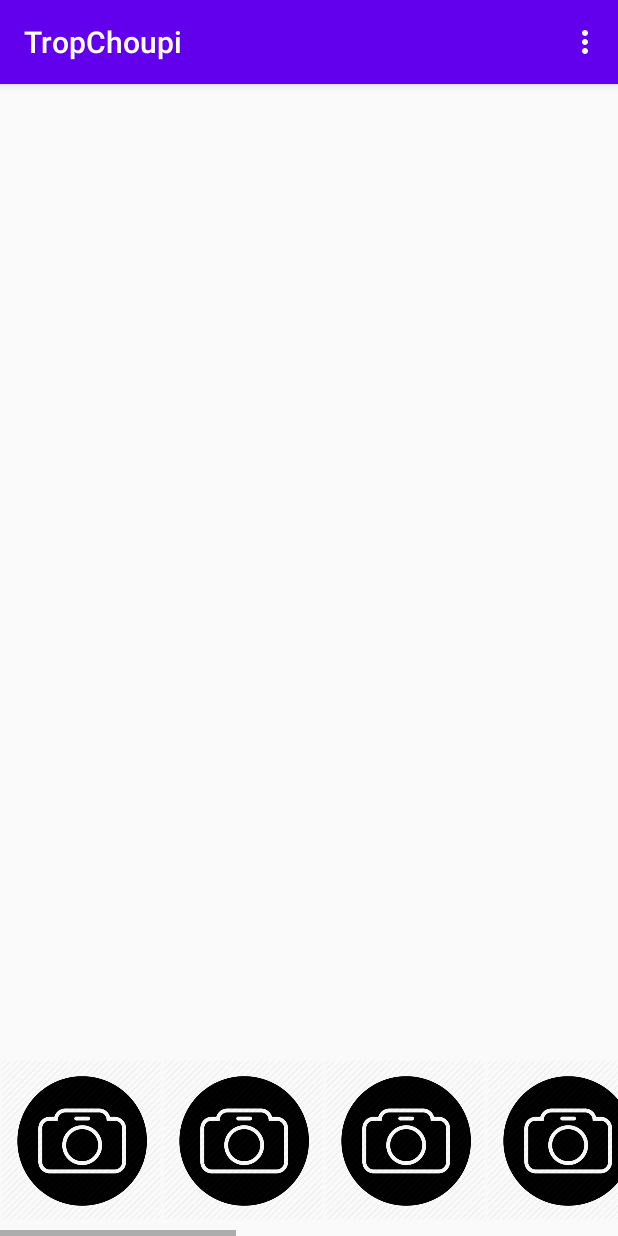
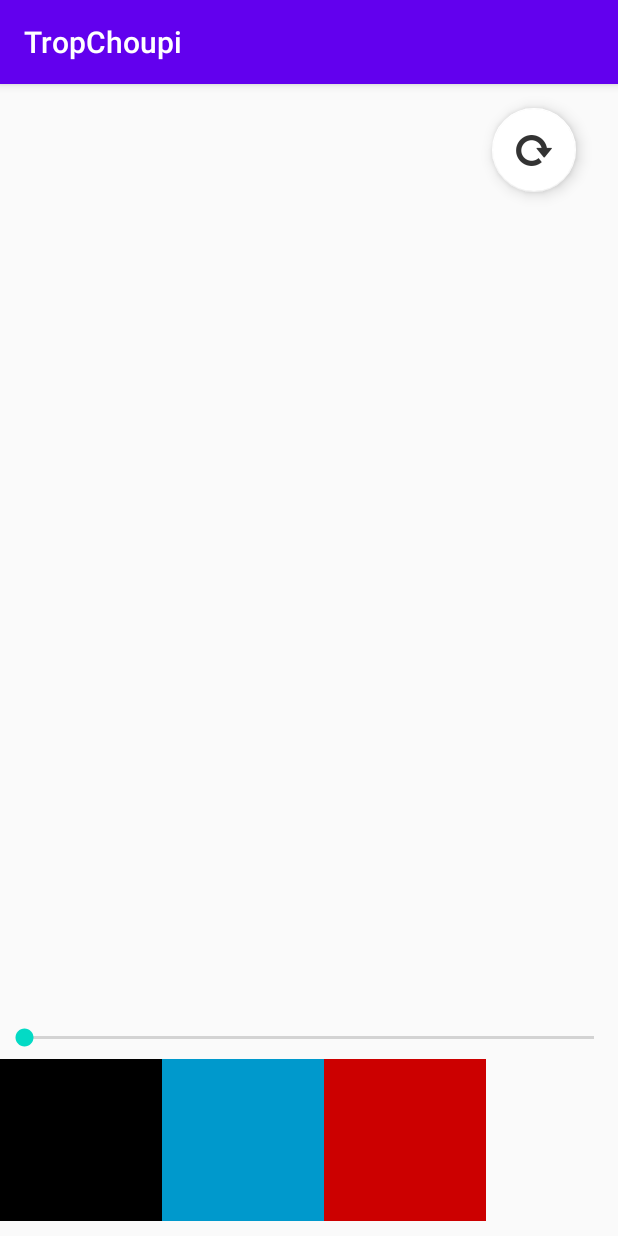
Before and after one commit to antoinefuzieruniv/TropChoupinou, an Android app: the Retouche screen opened directly, with no data from a screen before it, on a phone screen of 412 x 824 dp. Run offline under Robolectric (Android 15) with nearby library versions, the phone set to English and light mode, and no system bars; 2 statements that could not run were skipped.

Commit message:
apply filter

```diff
--- a/app/src/main/AndroidManifest.xml
+++ b/app/src/main/AndroidManifest.xml
@@ -4,6 +4,7 @@
 
     <uses-permission android:name="android.permission.CAMERA" />
     <uses-permission android:name="android.permission.WRITE_EXTERNAL_STORAGE" />
+    <uses-permission android:name="android.permission.READ_EXTERNAL_STORAGE"/>
 
     <application
         android:allowBackup="true"
--- a/app/src/main/java/helloandroid/m2dl/tropchoupi/Retouche.java
+++ b/app/src/main/java/helloandroid/m2dl/tropchoupi/Retouche.java
@@ -3,52 +3,112 @@ package helloandroid.m2dl.tropchoupi;
 import android.graphics.Bitmap;
 import android.graphics.BitmapFactory;
 import android.graphics.Canvas;
+import android.graphics.Color;
+import android.graphics.ColorFilter;
 import android.graphics.ColorMatrix;
 import android.graphics.ColorMatrixColorFilter;
+import android.graphics.LightingColorFilter;
 import android.graphics.Paint;
 import android.os.Bundle;
 import android.view.View;
 import android.widget.ImageView;
+import android.widget.SeekBar;
+
+import androidx.appcompat.app.AppCompatActivity;
 
 import java.io.File;
 
-public class Retouche extends MainActivity {
-
-    ImageView imageView;
+public class Retouche extends AppCompatActivity {
+    ImageView retoucheImageView;
+    ImageView monochromeButton;
     Bitmap bitmap;
+    SeekBar seekBar;
 
     @Override
     protected void onCreate(Bundle savedInstanceState) {
         super.onCreate(savedInstanceState);
         setContentView(R.layout.activity_retouche);
-        this.imageView = findViewById(R.id.imageView3);
+        this.monochromeButton = findViewById(R.id.monochromeButton);
+        this.retoucheImageView = findViewById(R.id.retoucheImageView);
+        this.seekBar = findViewById(R.id.saturation);
 
-        imageView.setOnClickListener(new View.OnClickListener() {
+        this.seekBar.setOnSeekBarChangeListener(new SeekBar.OnSeekBarChangeListener() {
             @Override
-            public void onClick(View v) {
-                Bitmap bmpMonochrome = Bitmap.createBitmap(1920, 1080, Bitmap.Config.ARGB_8888);
-                Canvas canvas = new Canvas(bmpMonochrome);
-                ColorMatrix ma = new ColorMatrix();
-                ma.setSaturation(0);
-                Paint paint = new Paint();
-                paint.setColorFilter(new ColorMatrixColorFilter(ma));
-                canvas.drawBitmap(bitmap, 0, 0, paint);
+            public void onProgressChanged(SeekBar seekBar, int progress, boolean fromUser) {
+                changeSaturation(progress);
+            }
+
+            @Override
+            public void onStartTrackingTouch(SeekBar seekBar) {
+
+            }
+
+            @Override
+            public void onStopTrackingTouch(SeekBar seekBar) {
+
             }
         });
 
+        monochromeButton.setOnClickListener(new View.OnClickListener() {
+            @Override
+            public void onClick(View v) {
+                changeSaturation(0);
+            }
+        });
 
+        findViewById(R.id.change_to_blue).setOnClickListener(new View.OnClickListener() {
+            @Override
+            public void onClick(View v) {
+                changeColorFilter(Color.BLUE);
+            }
+        });
 
+        findViewById(R.id.change_to_red).setOnClickListener(new View.OnClickListener() {
+            @Override
+            public void onClick(View v) {
+                changeColorFilter(Color.RED);
+            }
+        });
         getImageFromCameraCapure();
 
     }
 
+    private void changeColorFilter(int color){
+        Bitmap bmpMonochrome = Bitmap.createBitmap(bitmap.getWidth(), bitmap.getHeight(), Bitmap.Config.ARGB_8888);
+        Canvas canvas = new Canvas(bmpMonochrome);
+        ColorMatrix ma = new ColorMatrix();
+        Paint paint = new Paint();
+        ColorFilter filter = new LightingColorFilter(color, 0);
+        paint.setColorFilter(filter);
+        canvas.drawBitmap(bitmap, 0, 0, paint);
+        retoucheImageView.setImageBitmap(bmpMonochrome);
+    }
+
+    private void changeSaturation(float saturation) {
+        Bitmap bmpMonochrome = Bitmap.createBitmap(bitmap.getWidth(), bitmap.getHeight(), Bitmap.Config.ARGB_8888);
+        Canvas canvas = new Canvas(bmpMonochrome);
+        ColorMatrix ma = new ColorMatrix();
+        ma.setSaturation(saturation);
+        Paint paint = new Paint();
+        paint.setColorFilter(new ColorMatrixColorFilter(ma));
+        canvas.drawBitmap(bitmap, 0, 0, paint);
+        retoucheImageView.setImageBitmap(bmpMonochrome);
+    }
+
     private void getImageFromCameraCapure() {
-        String imageFile = getIntent().getStringExtra("image");
-        File image = new File(imageFile);
-        BitmapFactory.Options bmOptions = new BitmapFactory.Options();
-        bitmap = BitmapFactory.decodeFile(image.getAbsolutePath(),bmOptions);
-        ImageView imageView = findViewById(R.id.imageView);
-        imageView.setImageBitmap(bitmap);
+            String imageFile = getIntent().getStringExtra("image");
+            File image = new File(imageFile);
+            BitmapFactory.Options bmOptions = new BitmapFactory.Options();
+            bitmap = BitmapFactory.decodeFile(image.getAbsolutePath(), bmOptions);
+            ImageView imageView = findViewById(R.id.retoucheImageView);
+            imageView.setImageBitmap(bitmap);
+
+    }
+
+
+    public void reset(View view) {
+        retoucheImageView.setImageBitmap(bitmap);
+        this.seekBar.setProgress(1);
     }
 
 
--- a/app/src/main/res/layout/activity_retouche.xml
+++ b/app/src/main/res/layout/activity_retouche.xml
@@ -24,84 +24,59 @@
             android:orientation="horizontal">
 
             <ImageView
-                android:id="@+id/imageView3"
+                android:id="@+id/monochromeButton"
                 android:layout_width="108dp"
                 android:layout_height="108dp"
                 android:layout_weight="1"
-                app:srcCompat="@drawable/photo_shutter" />
+                app:srcCompat="@android:color/black" />
 
             <ImageView
-                android:id="@+id/imageView4"
+                android:id="@+id/change_to_blue"
                 android:layout_width="108dp"
                 android:layout_height="108dp"
                 android:layout_weight="1"
-                app:srcCompat="@drawable/photo_shutter" />
+                app:srcCompat="@android:color/holo_blue_dark" />
 
             <ImageView
-                android:id="@+id/imageView5"
+                android:id="@+id/change_to_red"
                 android:layout_width="108dp"
                 android:layout_height="108dp"
                 android:layout_weight="1"
-                app:srcCompat="@drawable/photo_shutter" />
+                app:srcCompat="@android:color/holo_red_dark" />
 
-            <ImageView
-                android:id="@+id/imageView6"
-                android:layout_width="108dp"
-                android:layout_height="108dp"
-                android:layout_weight="1"
-                app:srcCompat="@drawable/photo_shutter" />
-
-            <ImageView
-                android:id="@+id/imageView9"
-                android:layout_width="108dp"
-                android:layout_height="108dp"
-                android:layout_weight="1"
-                app:srcCompat="@drawable/photo_shutter" />
-
-            <ImageView
-                android:id="@+id/imageView10"
-                android:layout_width="108dp"
-                android:layout_height="108dp"
-                android:layout_weight="1"
-                app:srcCompat="@drawable/photo_shutter" />
-
-            <ImageView
-                android:id="@+id/imageView11"
-                android:layout_width="108dp"
-                android:layout_height="108dp"
-                android:layout_weight="1"
-                app:srcCompat="@drawable/photo_shutter" />
-
-            <ImageView
-                android:id="@+id/imageView12"
-                android:layout_width="108dp"
-                android:layout_height="108dp"
-                android:layout_weight="1"
-                app:srcCompat="@drawable/photo_shutter" />
-
-            <ImageView
-                android:id="@+id/imageView7"
-                android:layout_width="108dp"
-                android:layout_height="108dp"
-                android:layout_weight="1"
-                app:srcCompat="@drawable/photo_shutter" />
-
-            <ImageView
-                android:id="@+id/imageView8"
-                android:layout_width="108dp"
-                android:layout_height="108dp"
-                android:layout_weight="1"
-                app:srcCompat="@drawable/photo_shutter" />
         </LinearLayout>
     </HorizontalScrollView>
 
     <ImageView
-        android:id="@+id/imageView"
-        android:layout_width="412dp"
-        android:layout_height="615dp"
+        android:id="@+id/retoucheImageView"
+        android:layout_width="415dp"
+        android:layout_height="617dp"
         app:layout_constraintBottom_toTopOf="@+id/horizontalScrollView"
         app:layout_constraintEnd_toEndOf="parent"
         app:layout_constraintStart_toStartOf="parent"
+        app:layout_constraintTop_toTopOf="parent"
+        tools:srcCompat="@tools:sample/avatars" />
+
+    <SeekBar
+        android:id="@+id/saturation"
+        android:layout_width="match_parent"
+        android:layout_height="28dp"
+        android:max="100"
+        app:layout_constraintBottom_toTopOf="@+id/horizontalScrollView"
+        app:layout_constraintEnd_toEndOf="parent"
+        app:layout_constraintStart_toStartOf="parent" />
+
+    <com.google.android.material.floatingactionbutton.FloatingActionButton
+        android:id="@+id/resetButton"
+        android:layout_width="wrap_content"
+        android:layout_height="wrap_content"
+        android:layout_marginTop="16dp"
+        android:layout_marginEnd="28dp"
+        android:clickable="true"
+        android:onClick="reset"
+        android:src="@drawable/ic_action_name"
+        app:backgroundTint="@android:color/white"
+        app:layout_constraintEnd_toEndOf="parent"
         app:layout_constraintTop_toTopOf="parent" />
 
 </androidx.constraintlayout.widget.ConstraintLayout>
--- a/app/src/main/res/menu/menu.xml
+++ b/app/src/main/res/menu/menu.xml
@@ -1,15 +1,12 @@
 <menu xmlns:app="http://schemas.android.com/apk/res-auto"
     xmlns:android="http://schemas.android.com/apk/res/android">
-    <item android:id="@+id/retouche"
-        android:icon="@drawable/ic_launcher_background"
-        android:title="Retouche"
-        app:showAsAction="never"></item>
     <item android:id="@+id/prendre_photo"
         android:icon="@drawable/ic_launcher_background"
         android:title="Prendre une photo"
         app:showAsAction="never"></item>
-    <item android:id="@+id/partager"
+    <item android:id="@+id/choisir_photo"
         android:icon="@drawable/ic_launcher_background"
-        android:title="Partager"
+        android:title="Choisir une photo à retoucher"
         app:showAsAction="never"></item>
+
 </menu>
```
Also changed, not shown: app/src/main/java/helloandroid/m2dl/tropchoupi/Camera.java (+21 -2 lines), app/src/main/java/helloandroid/m2dl/tropchoupi/MainActivity.java (+76 -26 lines), app/src/main/res/layout/activity_camera2.xml (+17 -4 lines), app/src/main/res/layout/activity_main.xml (+16 -11 lines), app/src/main/res/drawable-hdpi/ic_action_name.png (added), app/src/main/res/drawable-mdpi/ic_action_name.png (added), app/src/main/res/drawable-xhdpi/ic_action_name.png (added), app/src/main/res/drawable-xxhdpi/ic_action_name.png (added), app/src/main/res/drawable-xxxhdpi/ic_action_name.png (added).
